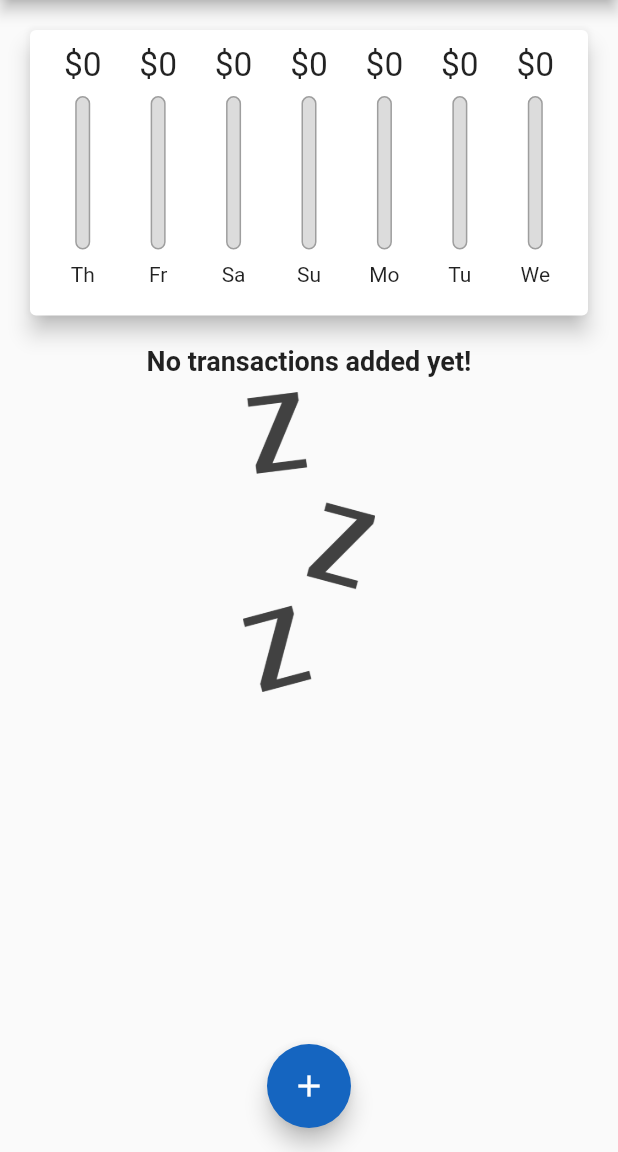
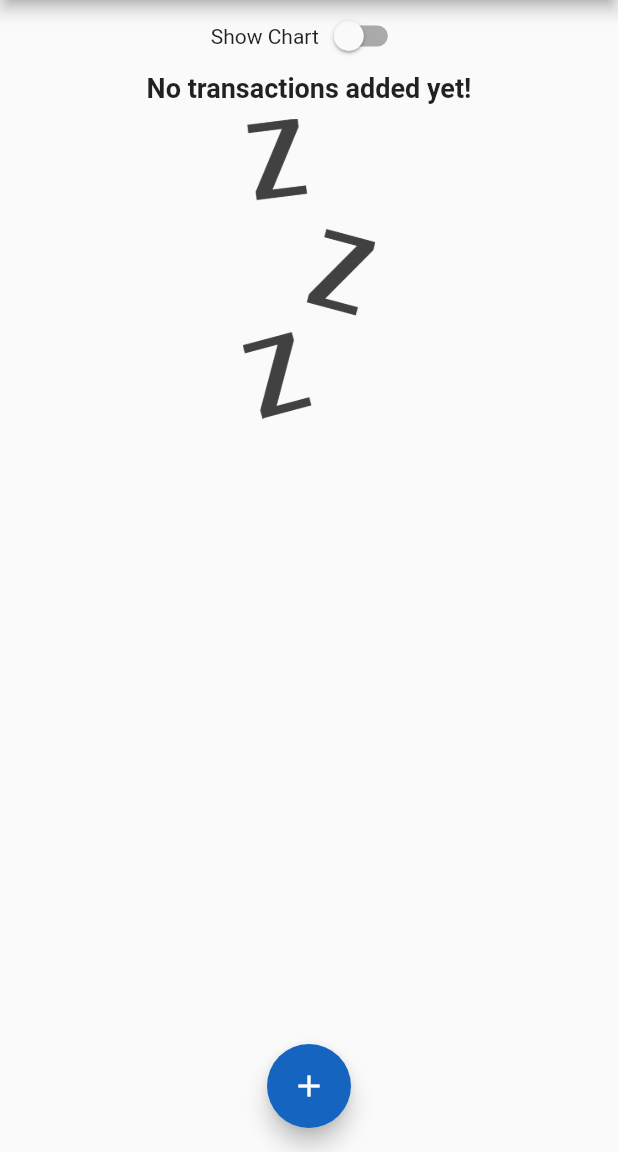
Before and after one commit to therealmai/expensify, a Flutter app: the screen it shows after launch, on a phone screen of 412 x 824 dp, the part 84-1236 px from its top. Run offline on Flutter 3.47's test engine with Material 2 defaults, Android fonts, the phone set to English and light mode, and no system bars.

```diff
--- a/lib/main.dart
+++ b/lib/main.dart
@@ -1,3 +1,5 @@
+import 'package:flutter/services.dart';
+
 import './widgets/chart.dart';
 import './widgets/new_transaction.dart';
 import './widgets/transaction_list.dart';
@@ -5,7 +7,11 @@ import 'package:flutter/material.dart';
 
 import './models/transaction.dart';
 
-void main() => runApp(MyApp());
+void main() {
+  // WidgetsFlutterBinding.ensureInitialized();
+  // SystemChrome.setPreferredOrientations([DeviceOrientation.portraitUp, DeviceOrientation.portraitDown]); Use this for device that needs to be portrait mode
+  runApp(MyApp());
+}
 
 class MyApp extends StatelessWidget {
   @override
@@ -55,6 +61,8 @@ class _MyHomePageState extends State<MyHomePage> {
     //   date: DateTime.now(),
     // )
   ];
+
+  bool _showChart = false;
 
   List<Transaction> get _recentTransactions {
     return _userTransaction.where((tx) {
@@ -118,18 +126,34 @@ class _MyHomePageState extends State<MyHomePage> {
           mainAxisAlignment: MainAxisAlignment.start,
           crossAxisAlignment: CrossAxisAlignment.stretch,
           children: <Widget>[
-            Container(
+            Row(
+              mainAxisAlignment: MainAxisAlignment.center,
+              children: <Widget>[
+                Text('Show Chart'),
+                Switch(
+                  value: _showChart,
+                  onChanged: (value) {
+                    setState(() {
+                      _showChart = value;
+                    });
+                  },
+                )
+              ],
+            ),
+            _showChart
+                ? Container(
                     height: (MediaQuery.of(context).size.height -
                             appBar.preferredSize.height -
                             MediaQuery.of(context).padding.top) *
                         0.3,
-                child: Chart(_recentTransactions)),
-            Container(
+                    child: Chart(_recentTransactions))
+                : Container(
                     height: (MediaQuery.of(context).size.height -
                             appBar.preferredSize.height -
                             MediaQuery.of(context).padding.top) *
                         0.7,
-                child: TransactionList(_userTransaction, _deleteTransaction)),
+                    child:
+                        TransactionList(_userTransaction, _deleteTransaction)),
           ],
         ),
       ),
```
Lines whose indentation alone changed are shown as unchanged.
